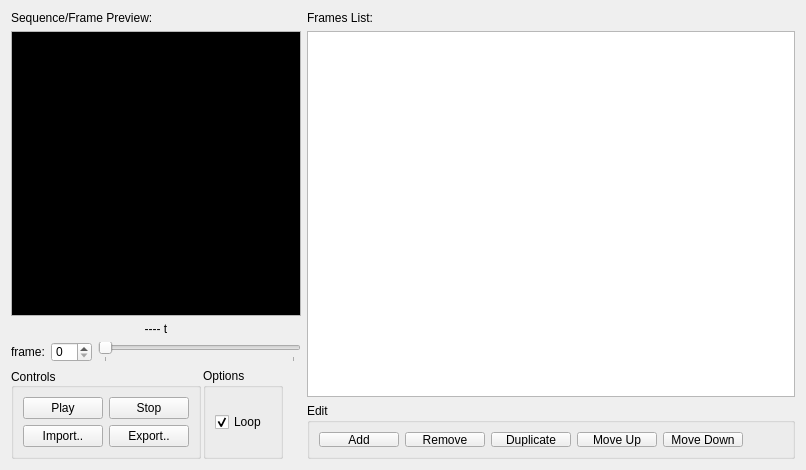
PsyCommando/ppmdu_spriteeditor, file src/ui/tabs/tabanimsequence.ui: the form before one commit.
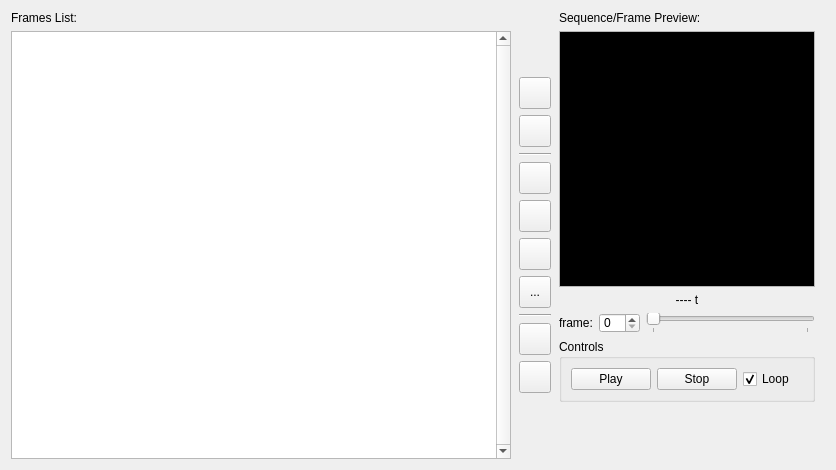
The form after the commit. Icons and pictures are not drawn.

Patch:
```diff
--- a/src/ui/tabs/tabanimsequence.ui
+++ b/src/ui/tabs/tabanimsequence.ui
@@ -6,7 +6,7 @@
    <rect>
     <x>0</x>
     <y>0</y>
-    <width>806</width>
+    <width>836</width>
     <height>470</height>
    </rect>
   </property>
@@ -18,14 +18,407 @@
   </property>
   <property name="minimumSize">
    <size>
-    <width>806</width>
+    <width>836</width>
     <height>470</height>
    </size>
   </property>
-  <layout class="QHBoxLayout" name="horizontalLayout_20">
-   <property name="sizeConstraint">
-    <enum>QLayout::SetMinimumSize</enum>
-   </property>
+  <layout class="QHBoxLayout" name="horizontalLayout_2" stretch="1,0,1,2">
+   <item>
+    <layout class="QVBoxLayout" name="vlFrameList">
+     <item>
+      <widget class="QLabel" name="lblFrameList">
+       <property name="text">
+        <string>Frames List:</string>
+       </property>
+      </widget>
+     </item>
+     <item>
+      <widget class="QTableView" name="tblseqfrmlst">
+       <property name="sizePolicy">
+        <sizepolicy hsizetype="Preferred" vsizetype="Expanding">
+         <horstretch>0</horstretch>
+         <verstretch>0</verstretch>
+        </sizepolicy>
+       </property>
+       <property name="minimumSize">
+        <size>
+         <width>500</width>
+         <height>366</height>
+        </size>
+       </property>
+       <property name="maximumSize">
+        <size>
+         <width>256</width>
+         <height>16777215</height>
+        </size>
+       </property>
+       <property name="verticalScrollBarPolicy">
+        <enum>Qt::ScrollBarAlwaysOn</enum>
+       </property>
+       <property name="horizontalScrollBarPolicy">
+        <enum>Qt::ScrollBarAlwaysOff</enum>
+       </property>
+       <property name="sizeAdjustPolicy">
+        <enum>QAbstractScrollArea::AdjustIgnored</enum>
+       </property>
+       <property name="editTriggers">
+        <set>QAbstractItemView::AnyKeyPressed|QAbstractItemView::DoubleClicked|QAbstractItemView::EditKeyPressed|QAbstractItemView::SelectedClicked</set>
+       </property>
+       <property name="tabKeyNavigation">
+        <bool>false</bool>
+       </property>
+       <property name="showDropIndicator" stdset="0">
+        <bool>false</bool>
+       </property>
+       <property name="dragEnabled">
+        <bool>false</bool>
+       </property>
+       <property name="dragDropOverwriteMode">
+        <bool>false</bool>
+       </property>
+       <property name="dragDropMode">
+        <enum>QAbstractItemView::NoDragDrop</enum>
+       </property>
+       <property name="defaultDropAction">
+        <enum>Qt::IgnoreAction</enum>
+       </property>
+       <property name="alternatingRowColors">
+        <bool>true</bool>
+       </property>
+       <property name="selectionMode">
+        <enum>QAbstractItemView::SingleSelection</enum>
+       </property>
+       <property name="selectionBehavior">
+        <enum>QAbstractItemView::SelectRows</enum>
+       </property>
+       <property name="verticalScrollMode">
+        <enum>QAbstractItemView::ScrollPerPixel</enum>
+       </property>
+       <property name="horizontalScrollMode">
+        <enum>QAbstractItemView::ScrollPerPixel</enum>
+       </property>
+       <property name="showGrid">
+        <bool>true</bool>
+       </property>
+       <property name="cornerButtonEnabled">
+        <bool>false</bool>
+       </property>
+       <attribute name="horizontalHeaderCascadingSectionResizes">
+        <bool>true</bool>
+       </attribute>
+       <attribute name="horizontalHeaderMinimumSectionSize">
+        <number>10</number>
+       </attribute>
+       <attribute name="horizontalHeaderDefaultSectionSize">
+        <number>56</number>
+       </attribute>
+       <attribute name="horizontalHeaderHighlightSections">
+        <bool>false</bool>
+       </attribute>
+       <attribute name="horizontalHeaderStretchLastSection">
+        <bool>true</bool>
+       </attribute>
+       <attribute name="verticalHeaderMinimumSectionSize">
+        <number>32</number>
+       </attribute>
+       <attribute name="verticalHeaderDefaultSectionSize">
+        <number>64</number>
+       </attribute>
+       <attribute name="verticalHeaderStretchLastSection">
+        <bool>false</bool>
+       </attribute>
+      </widget>
+     </item>
+    </layout>
+   </item>
+   <item>
+    <layout class="QVBoxLayout" name="vlEditSection">
+     <item>
+      <spacer name="vspcEditButtonsTop">
+       <property name="orientation">
+        <enum>Qt::Vertical</enum>
+       </property>
+       <property name="sizeHint" stdset="0">
+        <size>
+         <width>20</width>
+         <height>40</height>
+        </size>
+       </property>
+      </spacer>
+     </item>
+     <item>
+      <layout class="QVBoxLayout" name="vlEditButtons">
+       <property name="leftMargin">
+        <number>2</number>
+       </property>
+       <property name="topMargin">
+        <number>2</number>
+       </property>
+       <property name="rightMargin">
+        <number>2</number>
+       </property>
+       <property name="bottomMargin">
+        <number>2</number>
+       </property>
+       <item>
+        <widget class="QPushButton" name="btnSeqMvUp">
+         <property name="minimumSize">
+          <size>
+           <width>32</width>
+           <height>32</height>
+          </size>
+         </property>
+         <property name="maximumSize">
+          <size>
+           <width>32</width>
+           <height>32</height>
+          </size>
+         </property>
+         <property name="toolTip">
+          <string>&lt;html&gt;&lt;head/&gt;&lt;body&gt;&lt;p&gt;Move Up&lt;/p&gt;&lt;/body&gt;&lt;/html&gt;</string>
+         </property>
+         <property name="statusTip">
+          <string>Move Up</string>
+         </property>
+         <property name="text">
+          <string/>
+         </property>
+         <property name="icon">
+          <iconset resource="../../../appres.qrc">
+           <normaloff>:/resources/fugue-icons-3.5.6/icons/arrow-090.png</normaloff>:/resources/fugue-icons-3.5.6/icons/arrow-090.png</iconset>
+         </property>
+        </widget>
+       </item>
+       <item>
+        <widget class="QPushButton" name="btnSeqMvDown">
+         <property name="minimumSize">
+          <size>
+           <width>32</width>
+           <height>32</height>
+          </size>
+         </property>
+         <property name="maximumSize">
+          <size>
+           <width>32</width>
+           <height>32</height>
+          </size>
+         </property>
+         <property name="toolTip">
+          <string>&lt;html&gt;&lt;head/&gt;&lt;body&gt;&lt;p&gt;Move Down&lt;/p&gt;&lt;/body&gt;&lt;/html&gt;</string>
+         </property>
+         <property name="statusTip">
+          <string>Move Down</string>
+         </property>
+         <property name="text">
+          <string/>
+         </property>
+         <property name="icon">
+          <iconset resource="../../../appres.qrc">
+           <normaloff>:/resources/fugue-icons-3.5.6/icons/arrow-270.png</normaloff>:/resources/fugue-icons-3.5.6/icons/arrow-270.png</iconset>
+         </property>
+        </widget>
+       </item>
+       <item>
+        <widget class="Line" name="line">
+         <property name="orientation">
+          <enum>Qt::Horizontal</enum>
+         </property>
+        </widget>
+       </item>
+       <item>
+        <widget class="QPushButton" name="btnSeqAddFrm">
+         <property name="minimumSize">
+          <size>
+           <width>32</width>
+           <height>32</height>
+          </size>
+         </property>
+         <property name="maximumSize">
+          <size>
+           <width>32</width>
+           <height>32</height>
+          </size>
+         </property>
+         <property name="toolTip">
+          <string>&lt;html&gt;&lt;head/&gt;&lt;body&gt;&lt;p&gt;Add a frame to the animation&lt;/p&gt;&lt;/body&gt;&lt;/html&gt;</string>
+         </property>
+         <property name="statusTip">
+          <string>Add</string>
+         </property>
+         <property name="text">
+          <string/>
+         </property>
+         <property name="icon">
+          <iconset resource="../../../appres.qrc">
+           <normaloff>:/resources/fugue-icons-3.5.6/icons/plus.png</normaloff>:/resources/fugue-icons-3.5.6/icons/plus.png</iconset>
+         </property>
+        </widget>
+       </item>
+       <item>
+        <widget class="QPushButton" name="btnSeqRemFrm">
+         <property name="minimumSize">
+          <size>
+           <width>32</width>
+           <height>32</height>
+          </size>
+         </property>
+         <property name="maximumSize">
+          <size>
+           <width>32</width>
+           <height>32</height>
+          </size>
+         </property>
+         <property name="toolTip">
+          <string>&lt;html&gt;&lt;head/&gt;&lt;body&gt;&lt;p&gt;Remove selected frame from this animation sequence.&lt;/p&gt;&lt;/body&gt;&lt;/html&gt;</string>
+         </property>
+         <property name="statusTip">
+          <string>Remove</string>
+         </property>
+         <property name="text">
+          <string/>
+         </property>
+         <property name="icon">
+          <iconset resource="../../../appres.qrc">
+           <normaloff>:/resources/fugue-icons-3.5.6/icons/cross.png</normaloff>:/resources/fugue-icons-3.5.6/icons/cross.png</iconset>
+         </property>
+        </widget>
+       </item>
+       <item>
+        <widget class="QPushButton" name="btnSeqDup">
+         <property name="minimumSize">
+          <size>
+           <width>32</width>
+           <height>32</height>
+          </size>
+         </property>
+         <property name="maximumSize">
+          <size>
+           <width>32</width>
+           <height>32</height>
+          </size>
+         </property>
+         <property name="toolTip">
+          <string>&lt;html&gt;&lt;head/&gt;&lt;body&gt;&lt;p&gt;Duplicate the selected animation frame.&lt;/p&gt;&lt;/body&gt;&lt;/html&gt;</string>
+         </property>
+         <property name="statusTip">
+          <string>Duplicate</string>
+         </property>
+         <property name="text">
+          <string/>
+         </property>
+         <property name="icon">
+          <iconset resource="../../../appres.qrc">
+           <normaloff>:/resources/fugue-icons-3.5.6/icons/document-copy.png</normaloff>:/resources/fugue-icons-3.5.6/icons/document-copy.png</iconset>
+         </property>
+        </widget>
+       </item>
+       <item>
+        <widget class="QToolButton" name="toolButton">
+         <property name="minimumSize">
+          <size>
+           <width>32</width>
+           <height>32</height>
+          </size>
+         </property>
+         <property name="toolTip">
+          <string>&lt;html&gt;&lt;head/&gt;&lt;body&gt;&lt;p&gt;More options..&lt;/p&gt;&lt;/body&gt;&lt;/html&gt;</string>
+         </property>
+         <property name="statusTip">
+          <string>More Options</string>
+         </property>
+         <property name="text">
+          <string>...</string>
+         </property>
+        </widget>
+       </item>
+       <item>
+        <widget class="Line" name="line_2">
+         <property name="sizePolicy">
+          <sizepolicy hsizetype="MinimumExpanding" vsizetype="Fixed">
+           <horstretch>0</horstretch>
+           <verstretch>0</verstretch>
+          </sizepolicy>
+         </property>
+         <property name="orientation">
+          <enum>Qt::Horizontal</enum>
+         </property>
+        </widget>
+       </item>
+       <item>
+        <widget class="QPushButton" name="btnSeqImport">
+         <property name="minimumSize">
+          <size>
+           <width>32</width>
+           <height>32</height>
+          </size>
+         </property>
+         <property name="maximumSize">
+          <size>
+           <width>32</width>
+           <height>32</height>
+          </size>
+         </property>
+         <property name="toolTip">
+          <string>&lt;html&gt;&lt;head/&gt;&lt;body&gt;&lt;p&gt;Import an animation from files.&lt;/p&gt;&lt;/body&gt;&lt;/html&gt;</string>
+         </property>
+         <property name="statusTip">
+          <string>Import</string>
+         </property>
+         <property name="text">
+          <string/>
+         </property>
+         <property name="icon">
+          <iconset resource="../../../appres.qrc">
+           <normaloff>:/resources/fugue-icons-3.5.6/icons/image-import.png</normaloff>:/resources/fugue-icons-3.5.6/icons/image-import.png</iconset>
+         </property>
+        </widget>
+       </item>
+       <item>
+        <widget class="QPushButton" name="btnSeqExport">
+         <property name="minimumSize">
+          <size>
+           <width>32</width>
+           <height>32</height>
+          </size>
+         </property>
+         <property name="maximumSize">
+          <size>
+           <width>32</width>
+           <height>32</height>
+          </size>
+         </property>
+         <property name="toolTip">
+          <string>&lt;html&gt;&lt;head/&gt;&lt;body&gt;&lt;p&gt;Export the selected animation to file.&lt;/p&gt;&lt;/body&gt;&lt;/html&gt;</string>
+         </property>
+         <property name="statusTip">
+          <string>Export</string>
+         </property>
+         <property name="text">
+          <string/>
+         </property>
+         <property name="icon">
+          <iconset resource="../../../appres.qrc">
+           <normaloff>:/resources/fugue-icons-3.5.6/icons/image-export.png</normaloff>:/resources/fugue-icons-3.5.6/icons/image-export.png</iconset>
+         </property>
+        </widget>
+       </item>
+      </layout>
+     </item>
+     <item>
+      <spacer name="vspcEditButtonsBottom">
+       <property name="orientation">
+        <enum>Qt::Vertical</enum>
+       </property>
+       <property name="sizeHint" stdset="0">
+        <size>
+         <width>20</width>
+         <height>40</height>
+        </size>
+       </property>
+      </spacer>
+     </item>
+    </layout>
+   </item>
    <item>
     <layout class="QVBoxLayout" name="vlPreview">
      <item>
@@ -40,11 +433,23 @@
        <item>
         <widget class="QGraphicsView" name="gvAnimSeqViewport">
          <property name="sizePolicy">
-          <sizepolicy hsizetype="MinimumExpanding" vsizetype="MinimumExpanding">
+          <sizepolicy hsizetype="MinimumExpanding" vsizetype="Preferred">
            <horstretch>0</horstretch>
            <verstretch>0</verstretch>
           </sizepolicy>
          </property>
+         <property name="minimumSize">
+          <size>
+           <width>256</width>
+           <height>256</height>
+          </size>
+         </property>
+         <property name="maximumSize">
+          <size>
+           <width>256</width>
+           <height>256</height>
+          </size>
+         </property>
          <property name="palette">
           <palette>
            <active>
@@ -109,6 +514,12 @@
        </item>
        <item>
         <widget class="QLabel" name="lblAnimTime">
+         <property name="maximumSize">
+          <size>
+           <width>256</width>
+           <height>16777215</height>
+          </size>
+         </property>
          <property name="text">
           <string>---- t</string>
          </property>
@@ -173,297 +584,114 @@
       </layout>
      </item>
      <item>
-      <layout class="QHBoxLayout" name="hlPreviewControl">
-       <property name="spacing">
-        <number>2</number>
-       </property>
-       <item>
-        <widget class="QGroupBox" name="grpControls">
-         <property name="sizePolicy">
-          <sizepolicy hsizetype="Fixed" vsizetype="Preferred">
-           <horstretch>0</horstretch>
-           <verstretch>0</verstretch>
-          </sizepolicy>
-         </property>
-         <property name="title">
-          <string>Controls</string>
-         </property>
-         <property name="alignment">
-          <set>Qt::AlignLeading|Qt::AlignLeft|Qt::AlignVCenter</set>
-         </property>
-         <property name="flat">
-          <bool>true</bool>
-         </property>
-         <layout class="QVBoxLayout" name="verticalLayout_10">
-          <property name="leftMargin">
-           <number>9</number>
-          </property>
-          <item>
-           <layout class="QHBoxLayout" name="hlPlayStop">
-            <item>
-             <widget class="QPushButton" name="btnSeqPlay">
-              <property name="sizePolicy">
-               <sizepolicy hsizetype="Fixed" vsizetype="Fixed">
-                <horstretch>0</horstretch>
-                <verstretch>0</verstretch>
-               </sizepolicy>
-              </property>
-              <property name="text">
-               <string>Play</string>
-              </property>
-              <property name="icon">
-               <iconset resource="../../../appres.qrc">
-                <normaloff>:/resources/fugue-icons-3.5.6/icons/control.png</normaloff>:/resources/fugue-icons-3.5.6/icons/control.png</iconset>
-              </property>
-             </widget>
-            </item>
-            <item>
-             <widget class="QPushButton" name="btnSeqStop">
-              <property name="sizePolicy">
-               <sizepolicy hsizetype="Fixed" vsizetype="Fixed">
-                <horstretch>0</horstretch>
-                <verstretch>0</verstretch>
-               </sizepolicy>
-              </property>
-              <property name="text">
-               <string>Stop</string>
-              </property>
-              <property name="icon">
-               <iconset resource="../../../appres.qrc">
-                <normaloff>:/resources/fugue-icons-3.5.6/icons/control-stop-square.png</normaloff>:/resources/fugue-icons-3.5.6/icons/control-stop-square.png</iconset>
-              </property>
-             </widget>
-            </item>
-           </layout>
-          </item>
-          <item>
-           <layout class="QHBoxLayout" name="hlImportExport">
-            <item>
-             <widget class="QPushButton" name="btnSeqImport">
-              <property name="text">
-               <string>Import..</string>
-              </property>
-             </widget>
-            </item>
-            <item>
-             <widget class="QPushButton" name="btnSeqExport">
-              <property name="text">
-               <string>Export..</string>
-              </property>
-             </widget>
-            </item>
-           </layout>
-          </item>
-         </layout>
-        </widget>
-       </item>
-       <item>
-        <widget class="QGroupBox" name="grpOptions">
-         <property name="sizePolicy">
-          <sizepolicy hsizetype="Fixed" vsizetype="Preferred">
-           <horstretch>0</horstretch>
-           <verstretch>0</verstretch>
-          </sizepolicy>
-         </property>
-         <property name="minimumSize">
-          <size>
-           <width>80</width>
-           <height>0</height>
-          </size>
-         </property>
-         <property name="title">
-          <string>Options</string>
-         </property>
-         <property name="flat">
-          <bool>true</bool>
-         </property>
-         <layout class="QVBoxLayout" name="verticalLayout_15">
-          <item>
-           <widget class="QCheckBox" name="chkAnimSeqLoop">
-            <property name="text">
-             <string>Loop</string>
-            </property>
-            <property name="checked">
-             <bool>true</bool>
-            </property>
-           </widget>
-          </item>
-         </layout>
-        </widget>
-       </item>
-       <item>
-        <spacer name="hspcPreviewControl">
-         <property name="orientation">
-          <enum>Qt::Horizontal</enum>
-         </property>
-         <property name="sizeHint" stdset="0">
-          <size>
-           <width>40</width>
-           <height>20</height>
-          </size>
-         </property>
-        </spacer>
-       </item>
-      </layout>
-     </item>
-    </layout>
-   </item>
-   <item>
-    <layout class="QVBoxLayout" name="vlFrames">
-     <item>
-      <layout class="QVBoxLayout" name="vlFrameList">
-       <item>
-        <widget class="QLabel" name="lblFrameList">
-         <property name="text">
-          <string>Frames List:</string>
-         </property>
-        </widget>
-       </item>
-       <item>
-        <widget class="QTableView" name="tblseqfrmlst">
-         <property name="minimumSize">
-          <size>
-           <width>0</width>
-           <height>366</height>
-          </size>
-         </property>
-         <property name="editTriggers">
-          <set>QAbstractItemView::AnyKeyPressed|QAbstractItemView::CurrentChanged|QAbstractItemView::DoubleClicked|QAbstractItemView::EditKeyPressed</set>
-         </property>
-         <property name="alternatingRowColors">
-          <bool>true</bool>
-         </property>
-         <property name="selectionMode">
-          <enum>QAbstractItemView::ExtendedSelection</enum>
-         </property>
-         <property name="selectionBehavior">
-          <enum>QAbstractItemView::SelectRows</enum>
-         </property>
-         <property name="showGrid">
-          <bool>false</bool>
-         </property>
-         <property name="cornerButtonEnabled">
-          <bool>false</bool>
-         </property>
-         <attribute name="horizontalHeaderMinimumSectionSize">
-          <number>10</number>
-         </attribute>
-         <attribute name="horizontalHeaderDefaultSectionSize">
-          <number>56</number>
-         </attribute>
-         <attribute name="horizontalHeaderHighlightSections">
-          <bool>false</bool>
-         </attribute>
-         <attribute name="horizontalHeaderStretchLastSection">
-          <bool>true</bool>
-         </attribute>
-         <attribute name="verticalHeaderMinimumSectionSize">
-          <number>32</number>
-         </attribute>
-         <attribute name="verticalHeaderDefaultSectionSize">
-          <number>64</number>
-         </attribute>
-         <attribute name="verticalHeaderStretchLastSection">
-          <bool>false</bool>
-         </attribute>
-        </widget>
-       </item>
-      </layout>
-     </item>
-     <item>
-      <widget class="QGroupBox" name="grpEditControls">
+      <widget class="QGroupBox" name="grpControls">
        <property name="sizePolicy">
         <sizepolicy hsizetype="MinimumExpanding" vsizetype="Preferred">
          <horstretch>0</horstretch>
          <verstretch>0</verstretch>
         </sizepolicy>
        </property>
-       <property name="minimumSize">
-        <size>
-         <width>0</width>
-         <height>50</height>
-        </size>
-       </property>
        <property name="title">
-        <string>Edit</string>
+        <string>Controls</string>
+       </property>
+       <property name="alignment">
+        <set>Qt::AlignLeading|Qt::AlignLeft|Qt::AlignTop</set>
        </property>
        <property name="flat">
-        <bool>true</bool>
+        <bool>false</bool>
        </property>
-       <layout class="QHBoxLayout" name="horizontalLayout_6">
+       <layout class="QHBoxLayout" name="horizontalLayout">
+        <property name="leftMargin">
+         <number>9</number>
+        </property>
         <item>
-         <widget class="QPushButton" name="btnSeqAddFrm">
-          <property name="text">
-           <string>Add</string>
-          </property>
-          <property name="icon">
-           <iconset resource="../../../appres.qrc">
-            <normaloff>:/resources/fugue-icons-3.5.6/icons/plus.png</normaloff>:/resources/fugue-icons-3.5.6/icons/plus.png</iconset>
-          </property>
-         </widget>
+         <layout class="QHBoxLayout" name="hlPlayStop">
+          <item>
+           <widget class="QPushButton" name="btnSeqPlay">
+            <property name="sizePolicy">
+             <sizepolicy hsizetype="Fixed" vsizetype="Fixed">
+              <horstretch>0</horstretch>
+              <verstretch>0</verstretch>
+             </sizepolicy>
+            </property>
+            <property name="statusTip">
+             <string>Play</string>
+            </property>
+            <property name="text">
+             <string>Play</string>
+            </property>
+            <property name="icon">
+             <iconset resource="../../../appres.qrc">
+              <normaloff>:/resources/fugue-icons-3.5.6/icons/control.png</normaloff>:/resources/fugue-icons-3.5.6/icons/control.png</iconset>
+            </property>
+           </widget>
+          </item>
+          <item>
+           <widget class="QPushButton" name="btnSeqStop">
+            <property name="sizePolicy">
+             <sizepolicy hsizetype="Fixed" vsizetype="Fixed">
+              <horstretch>0</horstretch>
+              <verstretch>0</verstretch>
+             </sizepolicy>
+            </property>
+            <property name="statusTip">
+             <string>Stop</string>
+            </property>
+            <property name="text">
+             <string>Stop</string>
+            </property>
+            <property name="icon">
+             <iconset resource="../../../appres.qrc">
+              <normaloff>:/resources/fugue-icons-3.5.6/icons/control-stop-square.png</normaloff>:/resources/fugue-icons-3.5.6/icons/control-stop-square.png</iconset>
+            </property>
+           </widget>
+          </item>
+         </layout>
         </item>
         <item>
-         <widget class="QPushButton" name="btnSeqRemFrm">
-          <property name="text">
-           <string>Remove</string>
+         <widget class="QCheckBox" name="chkAnimSeqLoop">
+          <property name="statusTip">
+           <string>Loop animation</string>
           </property>
-          <property name="icon">
-           <iconset resource="../../../appres.qrc">
-            <normaloff>:/resources/fugue-icons-3.5.6/icons/minus.png</normaloff>:/resources/fugue-icons-3.5.6/icons/minus.png</iconset>
-          </property>
-         </widget>
-        </item>
-        <item>
-         <widget class="QPushButton" name="btnSeqDup">
           <property name="text">
-           <string>Duplicate</string>
+           <string>Loop</string>
           </property>
-          <property name="icon">
-           <iconset resource="../../../appres.qrc">
-            <normaloff>:/resources/fugue-icons-3.5.6/icons/document-copy.png</normaloff>:/resources/fugue-icons-3.5.6/icons/document-copy.png</iconset>
+          <property name="checked">
+           <bool>true</bool>
           </property>
          </widget>
         </item>
-        <item>
-         <widget class="QPushButton" name="btnSeqMvUp">
-          <property name="text">
-           <string>Move Up</string>
-          </property>
-          <property name="icon">
-           <iconset resource="../../../appres.qrc">
-            <normaloff>:/resources/fugue-icons-3.5.6/icons/arrow-090.png</normaloff>:/resources/fugue-icons-3.5.6/icons/arrow-090.png</iconset>
-          </property>
-         </widget>
-        </item>
-        <item>
-         <widget class="QPushButton" name="btnSeqMvDown">
-          <property name="text">
-           <string>Move Down</string>
-          </property>
-          <property name="icon">
-           <iconset resource="../../../appres.qrc">
-            <normaloff>:/resources/fugue-icons-3.5.6/icons/arrow-270.png</normaloff>:/resources/fugue-icons-3.5.6/icons/arrow-270.png</iconset>
-          </property>
-         </widget>
-        </item>
-        <item>
-         <spacer name="horizontalSpacer_3">
-          <property name="orientation">
-           <enum>Qt::Horizontal</enum>
-          </property>
-          <property name="sizeHint" stdset="0">
-           <size>
-            <width>40</width>
-            <height>20</height>
-           </size>
-          </property>
-         </spacer>
-        </item>
        </layout>
       </widget>
      </item>
+     <item>
+      <spacer name="vspcControlsBottom">
+       <property name="orientation">
+        <enum>Qt::Vertical</enum>
+       </property>
+       <property name="sizeHint" stdset="0">
+        <size>
+         <width>20</width>
+         <height>40</height>
+        </size>
+       </property>
+      </spacer>
+     </item>
     </layout>
    </item>
+   <item>
+    <spacer name="horizontalSpacer">
+     <property name="orientation">
+      <enum>Qt::Horizontal</enum>
+     </property>
+     <property name="sizeHint" stdset="0">
+      <size>
+       <width>40</width>
+       <height>20</height>
+      </size>
+     </property>
+    </spacer>
+   </item>
   </layout>
  </widget>
  <resources>
```
Left out of the diff: 7 changed lines with no effect on the pictures.
